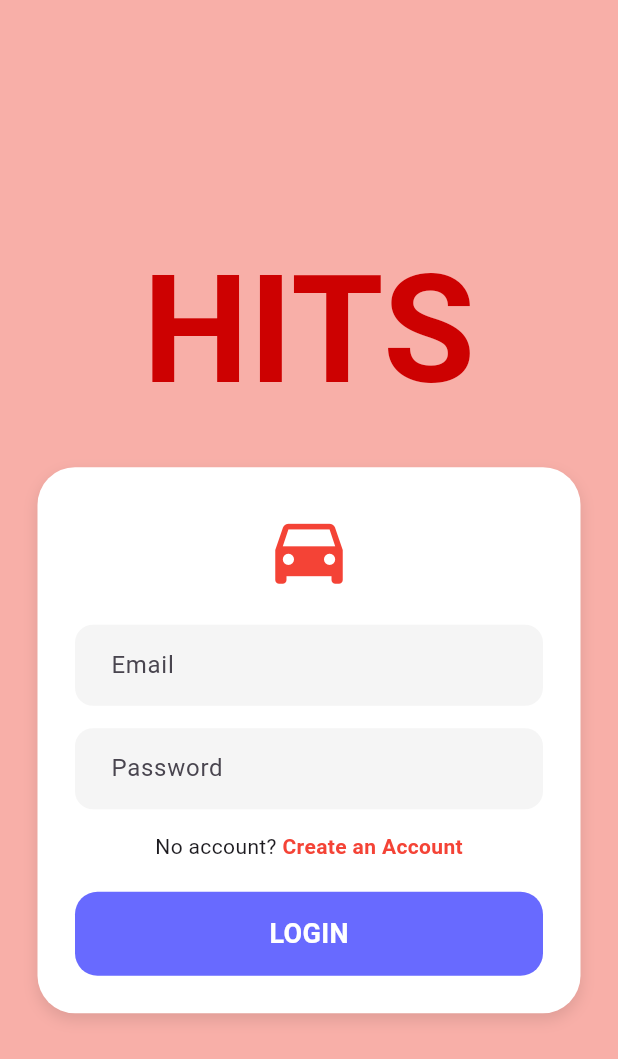
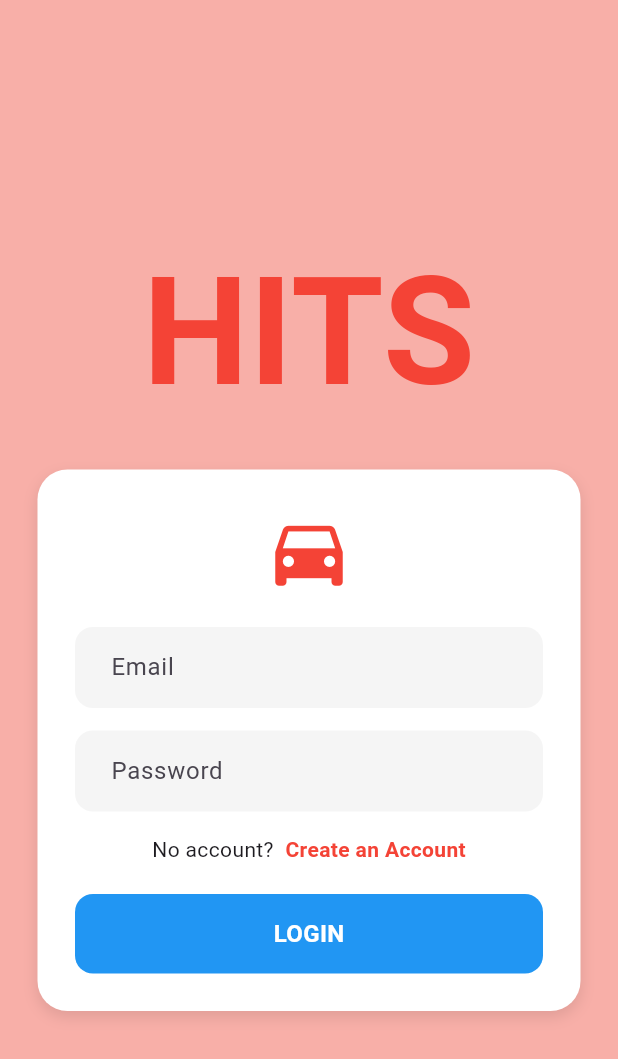
Before and after one commit to cybot555/mmcm_hits_repo, a Flutter app: the screen it shows after launch, on a phone screen of 412 x 824 dp. Shown: the top 1059 px of the screen. Run offline on Flutter 3.47's test engine with Material 3 defaults, Android fonts, the phone set to English and light mode, and no system bars; our stand-ins replace file_picker.

Commit message:
Add login page UI, components, and .gitattributes

```diff
--- /dev/null
+++ b/lib/components/college.dart
@@ -0,0 +1,6 @@
+class College {
+  final String name;
+  final List<String> programs;
+
+  College({required this.name, required this.programs});
+}
--- a/lib/components/my_textfield.dart
+++ b/lib/components/my_textfield.dart
@@ -21,10 +21,7 @@ class MyTextfield extends StatelessWidget {
         hintText: hintText,
         filled: true,
         fillColor: Colors.grey[100],
-        contentPadding: const EdgeInsets.symmetric(
-          vertical: 15,
-          horizontal: 20,
-        ),
+        contentPadding: const EdgeInsets.symmetric(vertical: 15, horizontal: 20),
         border: OutlineInputBorder(
           borderRadius: BorderRadius.circular(12), // rounded corners
           borderSide: BorderSide.none, // remove harsh border
--- a/lib/main.dart
+++ b/lib/main.dart
@@ -1,5 +1,5 @@
 import 'package:flutter/material.dart';
-import 'package:mmcm_hits/pages/login_page.dart';
+import 'package:mmcm_hits/pages/login_or_signin_page.dart';
 
 void main() {
   runApp(const MyApp());
@@ -12,7 +12,7 @@ class MyApp extends StatelessWidget {
   Widget build(BuildContext context) {
     return MaterialApp(
       debugShowCheckedModeBanner: false,
-      home: LoginPage(),
+      home: const LoginOrSigninPage(),
     );
   }
 }
--- /dev/null
+++ b/lib/pages/login_or_signin_page.dart
@@ -0,0 +1,36 @@
+import 'package:flutter/material.dart';
+import 'package:mmcm_hits/pages/login_page.dart';
+import 'package:mmcm_hits/pages/signup_page.dart';
+
+class LoginOrSigninPage extends StatefulWidget {
+  const LoginOrSigninPage({super.key});
+
+  @override
+  State<LoginOrSigninPage> createState() => _LoginOrSigninPageState();
+}
+
+class _LoginOrSigninPageState extends State<LoginOrSigninPage> {
+
+  //intially show login page
+  bool showLoginPage = true;
+
+  //toggle between login and signin page
+  void togglePages() {
+    setState(() {
+      showLoginPage = !showLoginPage;
+    });
+  }
+
+  @override
+  Widget build(BuildContext context) {
+    if (showLoginPage) {
+      return LoginPage(
+        onTap: togglePages,
+      );
+    }else{
+      return SignupPage(
+        onTap: togglePages,
+      );
+    }
+  }
+}
--- a/lib/pages/login_page.dart
+++ b/lib/pages/login_page.dart
@@ -1,14 +1,22 @@
 import 'package:flutter/material.dart';
 import 'package:mmcm_hits/components/my_textfield.dart';
 
-class LoginPage extends StatelessWidget {
-  LoginPage({super.key});
 
+class LoginPage extends StatefulWidget {
+  final Function()? onTap;
+
+  LoginPage({super.key, required this.onTap});
+
+  @override
+  State<LoginPage> createState() => _LoginPageState();
+}
+
+class _LoginPageState extends State<LoginPage> {
   // text editing controllers
-  final usernameController = TextEditingController();
+  final emailController = TextEditingController();
   final passwordController = TextEditingController();
 
-  // log user in method
+  //log user in method
   void logUserIn() {}
 
   @override
@@ -17,6 +25,7 @@ class LoginPage extends StatelessWidget {
       backgroundColor: const Color.fromARGB(255, 248, 175, 168),
       body: SafeArea(
         child: Center(
+          child: SingleChildScrollView(
             child: Column(
               mainAxisAlignment: MainAxisAlignment.center,
               children: [
@@ -24,7 +33,7 @@ class LoginPage extends StatelessWidget {
                 const Text(
                   "HITS",
                   style: TextStyle(
-                  color: Color.fromARGB(255, 205, 1, 1),
+                    color: Colors.red,
                     fontSize: 100,
                     fontWeight: FontWeight.bold,
                   ),
@@ -38,7 +47,7 @@ class LoginPage extends StatelessWidget {
                   padding: const EdgeInsets.all(25),
                   decoration: BoxDecoration(
                     color: Colors.white,
-                  borderRadius: BorderRadius.circular(25),
+                    borderRadius: BorderRadius.circular(20),
                     boxShadow: [
                       BoxShadow(
                         color: Colors.black.withOpacity(0.1),
@@ -60,7 +69,7 @@ class LoginPage extends StatelessWidget {
 
                       // Email textfield
                       MyTextfield(
-                      controller: usernameController,
+                        controller: emailController,
                         hintText: 'Email',
                         obscureText: false,
                       ),
@@ -79,13 +88,17 @@ class LoginPage extends StatelessWidget {
                       // "No account?" text
                       Row(
                         mainAxisAlignment: MainAxisAlignment.center,
-                      children: const [
+                        children: [
                            Text("No account? "),
-                        Text(
+                          const SizedBox(width: 4),
+                          GestureDetector(
+                            onTap: widget.onTap,
+                            child: const Text(
                               "Create an Account",
                               style: TextStyle(
                                 color: Colors.red,
                                 fontWeight: FontWeight.bold,
+                              ),
                             ),
                           ),
                         ],
@@ -100,15 +113,15 @@ class LoginPage extends StatelessWidget {
                           width: double.infinity,
                           padding: const EdgeInsets.symmetric(vertical: 15),
                           decoration: BoxDecoration(
-                          color: const Color.fromARGB(255, 104, 106, 255),
-                          borderRadius: BorderRadius.circular(15),
+                            color: Colors.blue,
+                            borderRadius: BorderRadius.circular(12),
                           ),
                           child: const Center(
                             child: Text(
                               "LOGIN",
                               style: TextStyle(
                                 color: Colors.white,
-                              fontSize: 18,
+                                fontSize: 16,
                                 fontWeight: FontWeight.bold,
                               ),
                             ),
@@ -122,6 +135,7 @@ class LoginPage extends StatelessWidget {
             ),
           ),
         ),
+      ),
     );
   }
 }
--- a/pubspec.yaml
+++ b/pubspec.yaml
@@ -30,6 +30,7 @@ environment:
 dependencies:
   flutter:
     sdk: flutter
+  file_picker: ^10.3.3
 
   # The following adds the Cupertino Icons font to your application.
   # Use with the CupertinoIcons class for iOS style icons.
```
Also changed, not shown: lib/components/driver_or_rider.dart (added, +41 -0 lines), lib/components/driver_verification.dart (added, +100 -0 lines), lib/components/my_college_dropdown.dart (added, +111 -0 lines), lib/pages/auth_page.dart (added, +12 -0 lines), lib/pages/signup_page.dart (added, +175 -0 lines), lib/components/my_button.dart (renamed from lib/pages/my_button.dart), pubspec.lock, 1 other file. Lines whose indentation alone changed are shown as unchanged.
